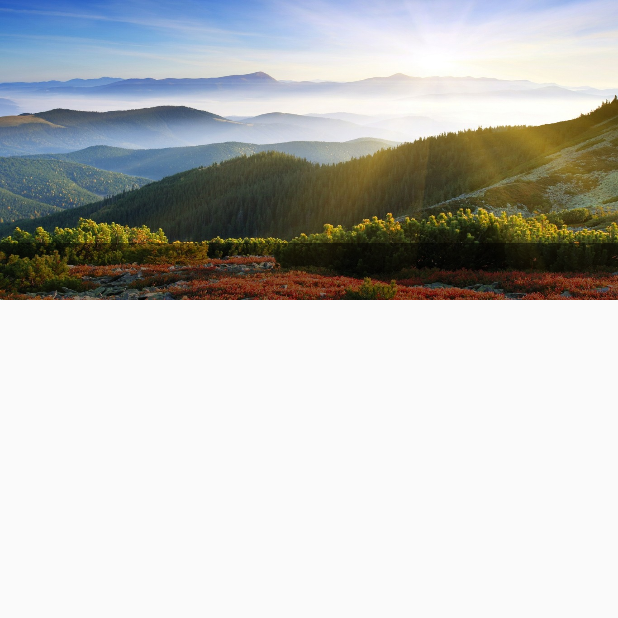
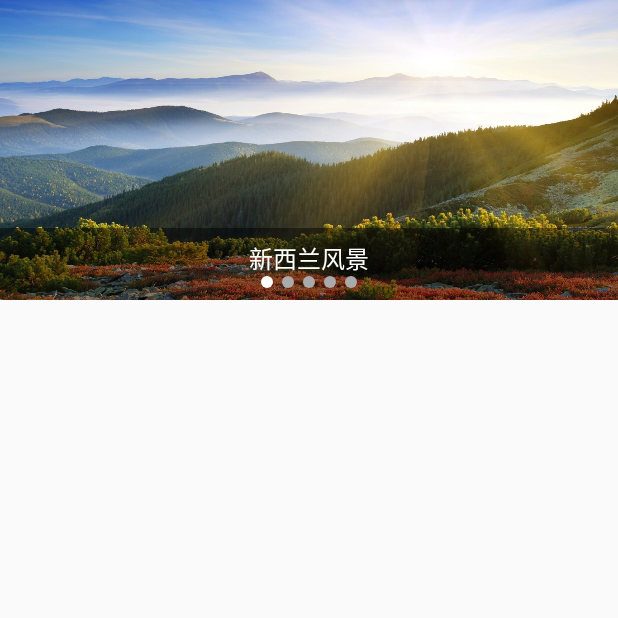
Before and after one commit to jingbolee/LBanner, an Android app: the screen it shows after launch (MainActivity), on a phone screen of 412 x 824 dp, the top half of it. Run offline under Robolectric (Android 15) with nearby library versions, the phone set to English and light mode, and no system bars.

Commit message:
1.添加Point 2.当前选择页的point背景设置为白色 3.添加图片的文字 4.滑动图片，point和文字跟随变化

```diff
--- a/app/src/main/java/com/lijingbo/lbanner/MainActivity.java
+++ b/app/src/main/java/com/lijingbo/lbanner/MainActivity.java
@@ -6,9 +6,12 @@ import android.support.v4.view.ViewPager;
 import android.support.v7.app.AppCompatActivity;
 import android.view.View;
 import android.view.ViewGroup;
+import android.widget.LinearLayout;
+import android.widget.TextView;
 import android.widget.Toast;
 
 import com.lijingbo.lbanner.bean.NewsBean;
+import com.lijingbo.lbanner.utils.DensityUtil;
 
 import java.util.ArrayList;
 import java.util.List;
@@ -16,6 +19,8 @@ import java.util.List;
 public class MainActivity extends AppCompatActivity {
     private List< NewsBean > newsLists;
     private ViewPager vp_image;
+    private TextView tv_intro;
+    private LinearLayout ll_donot_group;
     @Override
     protected void onCreate(Bundle savedInstanceState) {
         super.onCreate(savedInstanceState);
@@ -27,6 +32,8 @@ public class MainActivity extends AppCompatActivity {
     private void initView() {
         setContentView(R.layout.activity_main);
         vp_image = (ViewPager) findViewById(R.id.vp_image);
+        tv_intro = (TextView) findViewById(R.id.tv_intro);
+        ll_donot_group = (LinearLayout) findViewById(R.id.ll_donot_group);
     }
 
     private void initData() {
@@ -36,10 +43,26 @@ public class MainActivity extends AppCompatActivity {
         newsLists.add(new NewsBean(R.drawable.c, "阿西尼伯阴山风景"));
         newsLists.add(new NewsBean(R.drawable.d, "大新疆风光"));
         newsLists.add(new NewsBean(R.drawable.e, "美好的大草原，风景，摄影"));
+
+        //初始化point
+        for ( int i = 0; i < newsLists.size(); i++ ) {
+            View view = new View(this);
+            view.setBackgroundResource(R.drawable.point_unfocus);
+            int dipValue = DensityUtil.dip2px(MainActivity.this, 8);
+            LinearLayout.LayoutParams params = new LinearLayout.LayoutParams(dipValue, dipValue);
+            if ( i > 0 ) {
+                params.leftMargin = DensityUtil.dip2px(MainActivity.this, 6);
+            }
+            view.setLayoutParams(params);
+            ll_donot_group.addView(view);
+        }
+
     }
 
     private void initListener() {
         vp_image.setAdapter(new NewsImageAdapter());
+        vp_image.addOnPageChangeListener(new VpOnPageChangeListener());
+        updateIntroAndPoint(0);
     }
 
     class NewsImageAdapter extends PagerAdapter {
@@ -59,21 +82,53 @@ public class MainActivity extends AppCompatActivity {
         }
 
         @Override
-        public Object instantiateItem(ViewGroup container, final int position) {
-//            final int newPosition = position % newsLists.size();
+        public Object instantiateItem(ViewGroup container, int position) {
+            final int newPosition = position % newsLists.size();
             View View = new View(MainActivity.this);
-            View.setBackgroundResource(newsLists.get(position).getImageResource());
+            View.setBackgroundResource(newsLists.get(newPosition).getImageResource());
             container.addView(View);
             //点击当前显示的view,进入点击操作。
             View.setOnClickListener(new View.OnClickListener() {
                 @Override
                 public void onClick(View v) {
-                    Toast.makeText(MainActivity.this, "点击了：" + newsLists.get(position).getName(), Toast.LENGTH_SHORT).show();
+                    Toast.makeText(MainActivity.this, "点击了：" + newsLists.get(newPosition).getName(), Toast.LENGTH_SHORT).show();
                 }
             });
             return View;
         }
     }
 
+    class VpOnPageChangeListener implements ViewPager.OnPageChangeListener {
+
+        @Override
+        public void onPageScrolled(int position, float positionOffset, int positionOffsetPixels) {
+
+        }
+
+        @Override
+        public void onPageSelected(final int position) {
+            //根据不同的页面，显示不同的文本和设置point的颜色
+            updateIntroAndPoint(position % newsLists.size());
+
+        }
+
+        @Override
+        public void onPageScrollStateChanged(int state) {
+
+        }
+    }
+
+    private void updateIntroAndPoint(int position) {
+        tv_intro.setText(newsLists.get(position).getName());
+        for ( int i = 0; i < ll_donot_group.getChildCount(); i++ ) {
+            //当前选中的point设置为白色
+            if ( position == i ) {
+                ll_donot_group.getChildAt(i).setBackgroundResource(R.drawable.point_focus);
+            } else {
+                ll_donot_group.getChildAt(i).setBackgroundResource(R.drawable.point_unfocus);
+            }
+        }
+    }
+
 
 }
```
